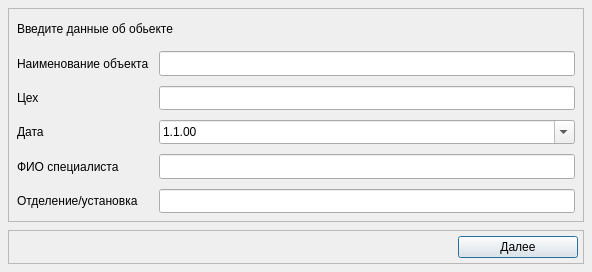
The window that Src/Gui/Setup/ObjectWindow.ui (Fiasik/MpiPlatform) describes before a commit, drawn with Qt 5.
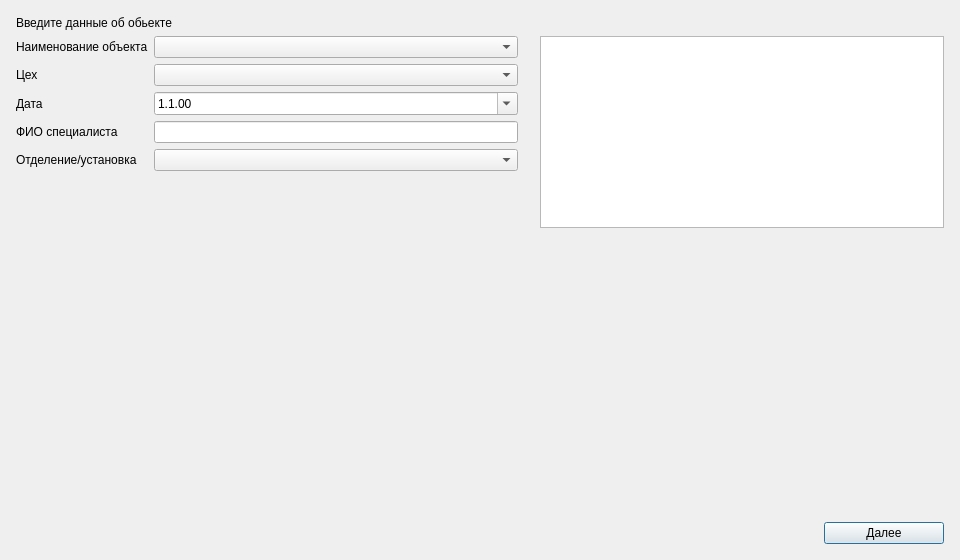
The same window after the commit. Custom widgets are drawn as their Qt base class.

```diff
--- a/Src/Gui/Setup/ObjectWindow.ui
+++ b/Src/Gui/Setup/ObjectWindow.ui
@@ -6,25 +6,19 @@
    <rect>
     <x>0</x>
     <y>0</y>
-    <width>592</width>
-    <height>272</height>
+    <width>960</width>
+    <height>560</height>
    </rect>
   </property>
-  <property name="sizePolicy">
-   <sizepolicy hsizetype="Maximum" vsizetype="Preferred">
-    <horstretch>0</horstretch>
-    <verstretch>0</verstretch>
-   </sizepolicy>
-  </property>
   <property name="windowTitle">
    <string>Информация об объекте</string>
   </property>
   <property name="styleSheet">
    <string notr="true"/>
   </property>
-  <layout class="QVBoxLayout" name="verticalLayout">
+  <layout class="QVBoxLayout" name="verticalLayout_2">
    <property name="spacing">
-    <number>8</number>
+    <number>6</number>
    </property>
    <property name="leftMargin">
     <number>8</number>
@@ -37,6 +31,24 @@
    </property>
    <property name="bottomMargin">
     <number>8</number>
+   </property>
+   <item>
+    <widget class="QWidget" name="widget" native="true">
+     <layout class="QHBoxLayout" name="horizontalLayout_2">
+      <property name="spacing">
+       <number>6</number>
+      </property>
+      <property name="leftMargin">
+       <number>0</number>
+      </property>
+      <property name="topMargin">
+       <number>0</number>
+      </property>
+      <property name="rightMargin">
+       <number>0</number>
+      </property>
+      <property name="bottomMargin">
+       <number>0</number>
    </property>
    <item>
     <widget class="QFrame" name="frame_object_Section">
@@ -44,7 +56,7 @@
       <string notr="true"/>
      </property>
      <property name="frameShape">
-      <enum>QFrame::Shape::StyledPanel</enum>
+         <enum>QFrame::Shape::NoFrame</enum>
      </property>
      <property name="frameShadow">
       <enum>QFrame::Shadow::Raised</enum>
@@ -63,19 +75,16 @@
        <number>8</number>
       </property>
       <property name="spacing">
-       <number>10</number>
-      </property>
-      <item row="6" column="0">
-       <widget class="QLabel" name="label_department">
+          <number>6</number>
+         </property>
+         <item row="6" column="1">
+          <widget class="Widgets::Combo::SearchableComboBox" name="comboBox_department">
         <property name="sizePolicy">
-         <sizepolicy hsizetype="Preferred" vsizetype="Preferred">
+            <sizepolicy hsizetype="Expanding" vsizetype="Preferred">
           <horstretch>0</horstretch>
           <verstretch>0</verstretch>
          </sizepolicy>
         </property>
-        <property name="text">
-         <string>Отделение/установка</string>
-        </property>
        </widget>
       </item>
       <item row="3" column="0">
@@ -91,85 +100,6 @@
         </property>
        </widget>
       </item>
-      <item row="4" column="0">
-       <widget class="QLabel" name="label_date">
-        <property name="sizePolicy">
-         <sizepolicy hsizetype="Preferred" vsizetype="Preferred">
-          <horstretch>0</horstretch>
-          <verstretch>0</verstretch>
-         </sizepolicy>
-        </property>
-        <property name="text">
-         <string>Дата</string>
-        </property>
-       </widget>
-      </item>
-      <item row="3" column="1">
-       <widget class="QLineEdit" name="lineEdit_manufactory">
-        <property name="sizePolicy">
-         <sizepolicy hsizetype="Expanding" vsizetype="Preferred">
-          <horstretch>0</horstretch>
-          <verstretch>0</verstretch>
-         </sizepolicy>
-        </property>
-       </widget>
-      </item>
-      <item row="1" column="1">
-       <widget class="QLineEdit" name="lineEdit_object">
-        <property name="sizePolicy">
-         <sizepolicy hsizetype="Expanding" vsizetype="Preferred">
-          <horstretch>0</horstretch>
-          <verstretch>0</verstretch>
-         </sizepolicy>
-        </property>
-       </widget>
-      </item>
-      <item row="5" column="1">
-       <widget class="QLineEdit" name="lineEdit_FIO">
-        <property name="sizePolicy">
-         <sizepolicy hsizetype="Expanding" vsizetype="Preferred">
-          <horstretch>0</horstretch>
-          <verstretch>0</verstretch>
-         </sizepolicy>
-        </property>
-       </widget>
-      </item>
-      <item row="6" column="1">
-       <widget class="QLineEdit" name="lineEdit_department">
-        <property name="sizePolicy">
-         <sizepolicy hsizetype="Expanding" vsizetype="Preferred">
-          <horstretch>0</horstretch>
-          <verstretch>0</verstretch>
-         </sizepolicy>
-        </property>
-       </widget>
-      </item>
-      <item row="5" column="0">
-       <widget class="QLabel" name="label_FIO">
-        <property name="sizePolicy">
-         <sizepolicy hsizetype="Preferred" vsizetype="Preferred">
-          <horstretch>0</horstretch>
-          <verstretch>0</verstretch>
-         </sizepolicy>
-        </property>
-        <property name="text">
-         <string>ФИО специалиста</string>
-        </property>
-       </widget>
-      </item>
-      <item row="1" column="0">
-       <widget class="QLabel" name="label_object">
-        <property name="sizePolicy">
-         <sizepolicy hsizetype="Preferred" vsizetype="Preferred">
-          <horstretch>0</horstretch>
-          <verstretch>0</verstretch>
-         </sizepolicy>
-        </property>
-        <property name="text">
-         <string>Наименование объекта</string>
-        </property>
-       </widget>
-      </item>
       <item row="4" column="1">
        <widget class="QDateEdit" name="dateEdit">
         <property name="sizePolicy">
@@ -197,7 +127,7 @@
           <second>0</second>
           <year>1752</year>
           <month>9</month>
-          <day>14</day>
+             <day>13</day>
          </datetime>
         </property>
         <property name="currentSection">
@@ -211,6 +141,39 @@
         </property>
        </widget>
       </item>
+         <item row="1" column="0">
+          <widget class="QLabel" name="label_object">
+           <property name="sizePolicy">
+            <sizepolicy hsizetype="Preferred" vsizetype="Preferred">
+             <horstretch>0</horstretch>
+             <verstretch>0</verstretch>
+            </sizepolicy>
+           </property>
+           <property name="text">
+            <string>Наименование объекта</string>
+           </property>
+          </widget>
+         </item>
+         <item row="1" column="1">
+          <widget class="Widgets::Combo::SearchableComboBox" name="comboBox_object">
+           <property name="sizePolicy">
+            <sizepolicy hsizetype="Expanding" vsizetype="Preferred">
+             <horstretch>0</horstretch>
+             <verstretch>0</verstretch>
+            </sizepolicy>
+           </property>
+          </widget>
+         </item>
+         <item row="3" column="1">
+          <widget class="Widgets::Combo::SearchableComboBox" name="comboBox_manufactory">
+           <property name="sizePolicy">
+            <sizepolicy hsizetype="Expanding" vsizetype="Preferred">
+             <horstretch>0</horstretch>
+             <verstretch>0</verstretch>
+            </sizepolicy>
+           </property>
+          </widget>
+         </item>
       <item row="0" column="0" colspan="2">
        <widget class="QLabel" name="label_objectInfo_Title">
         <property name="sizePolicy">
@@ -236,6 +199,221 @@
         </property>
        </widget>
       </item>
+         <item row="4" column="0">
+          <widget class="QLabel" name="label_date">
+           <property name="sizePolicy">
+            <sizepolicy hsizetype="Preferred" vsizetype="Preferred">
+             <horstretch>0</horstretch>
+             <verstretch>0</verstretch>
+            </sizepolicy>
+           </property>
+           <property name="text">
+            <string>Дата</string>
+           </property>
+          </widget>
+         </item>
+         <item row="5" column="1">
+          <widget class="QLineEdit" name="lineEdit_FIO">
+           <property name="sizePolicy">
+            <sizepolicy hsizetype="Expanding" vsizetype="Preferred">
+             <horstretch>0</horstretch>
+             <verstretch>0</verstretch>
+            </sizepolicy>
+           </property>
+          </widget>
+         </item>
+         <item row="6" column="0">
+          <widget class="QLabel" name="label_department">
+           <property name="sizePolicy">
+            <sizepolicy hsizetype="Preferred" vsizetype="Preferred">
+             <horstretch>0</horstretch>
+             <verstretch>0</verstretch>
+            </sizepolicy>
+           </property>
+           <property name="text">
+            <string>Отделение/установка</string>
+           </property>
+          </widget>
+         </item>
+         <item row="5" column="0">
+          <widget class="QLabel" name="label_FIO">
+           <property name="sizePolicy">
+            <sizepolicy hsizetype="Preferred" vsizetype="Preferred">
+             <horstretch>0</horstretch>
+             <verstretch>0</verstretch>
+            </sizepolicy>
+           </property>
+           <property name="text">
+            <string>ФИО специалиста</string>
+           </property>
+          </widget>
+         </item>
+         <item row="7" column="0">
+          <spacer name="verticalSpacer">
+           <property name="orientation">
+            <enum>Qt::Orientation::Vertical</enum>
+           </property>
+           <property name="sizeHint" stdset="0">
+            <size>
+             <width>20</width>
+             <height>40</height>
+            </size>
+           </property>
+          </spacer>
+         </item>
+        </layout>
+       </widget>
+      </item>
+      <item>
+       <widget class="QFrame" name="frame_history_Section">
+        <property name="minimumSize">
+         <size>
+          <width>320</width>
+          <height>0</height>
+         </size>
+        </property>
+        <property name="maximumSize">
+         <size>
+          <width>420</width>
+          <height>16777215</height>
+         </size>
+        </property>
+        <property name="frameShape">
+         <enum>QFrame::Shape::NoFrame</enum>
+        </property>
+        <layout class="QVBoxLayout" name="verticalLayout_history">
+         <property name="spacing">
+          <number>6</number>
+         </property>
+         <property name="leftMargin">
+          <number>8</number>
+         </property>
+         <property name="topMargin">
+          <number>8</number>
+         </property>
+         <property name="rightMargin">
+          <number>8</number>
+         </property>
+         <property name="bottomMargin">
+          <number>8</number>
+         </property>
+         <item>
+          <widget class="QLabel" name="label_history_Title">
+           <property name="sizePolicy">
+            <sizepolicy hsizetype="Preferred" vsizetype="Fixed">
+             <horstretch>0</horstretch>
+             <verstretch>0</verstretch>
+            </sizepolicy>
+           </property>
+           <property name="text">
+            <string/>
+           </property>
+           <property name="wordWrap">
+            <bool>true</bool>
+           </property>
+          </widget>
+         </item>
+         <item>
+          <widget class="QListWidget" name="listWidget_history">
+           <property name="sizePolicy">
+            <sizepolicy hsizetype="Preferred" vsizetype="Fixed">
+             <horstretch>0</horstretch>
+             <verstretch>0</verstretch>
+            </sizepolicy>
+           </property>
+           <property name="editTriggers">
+            <set>QAbstractItemView::EditTrigger::NoEditTriggers</set>
+           </property>
+          </widget>
+         </item>
+         <item>
+          <widget class="QLabel" name="label_card_Title">
+           <property name="sizePolicy">
+            <sizepolicy hsizetype="Preferred" vsizetype="Fixed">
+             <horstretch>0</horstretch>
+             <verstretch>0</verstretch>
+            </sizepolicy>
+           </property>
+           <property name="text">
+            <string/>
+           </property>
+           <property name="wordWrap">
+            <bool>true</bool>
+           </property>
+          </widget>
+         </item>
+         <item>
+          <widget class="QScrollArea" name="scrollArea_card">
+           <property name="frameShape">
+            <enum>QFrame::Shape::NoFrame</enum>
+           </property>
+           <property name="horizontalScrollBarPolicy">
+            <enum>Qt::ScrollBarPolicy::ScrollBarAlwaysOff</enum>
+           </property>
+           <property name="widgetResizable">
+            <bool>true</bool>
+           </property>
+           <widget class="QWidget" name="widget_cardBody">
+            <property name="geometry">
+             <rect>
+              <x>0</x>
+              <y>0</y>
+              <width>404</width>
+              <height>237</height>
+             </rect>
+            </property>
+            <layout class="QVBoxLayout" name="verticalLayout_cardBody">
+             <property name="leftMargin">
+              <number>0</number>
+             </property>
+             <property name="topMargin">
+              <number>0</number>
+             </property>
+             <property name="rightMargin">
+              <number>0</number>
+             </property>
+             <property name="bottomMargin">
+              <number>0</number>
+             </property>
+             <item>
+              <layout class="QFormLayout" name="formLayout_card">
+               <property name="fieldGrowthPolicy">
+                <enum>QFormLayout::FieldGrowthPolicy::AllNonFixedFieldsGrow</enum>
+               </property>
+               <property name="rowWrapPolicy">
+                <enum>QFormLayout::RowWrapPolicy::WrapLongRows</enum>
+               </property>
+               <property name="labelAlignment">
+                <set>Qt::AlignmentFlag::AlignLeading|Qt::AlignmentFlag::AlignLeft|Qt::AlignmentFlag::AlignTop</set>
+               </property>
+               <property name="horizontalSpacing">
+                <number>14</number>
+               </property>
+               <property name="verticalSpacing">
+                <number>6</number>
+               </property>
+              </layout>
+             </item>
+             <item>
+              <spacer name="verticalSpacer_card">
+               <property name="orientation">
+                <enum>Qt::Orientation::Vertical</enum>
+               </property>
+               <property name="sizeHint" stdset="0">
+                <size>
+                 <width>20</width>
+                 <height>40</height>
+                </size>
+               </property>
+              </spacer>
+             </item>
+            </layout>
+           </widget>
+          </widget>
+         </item>
+        </layout>
+       </widget>
+      </item>
      </layout>
     </widget>
    </item>
@@ -248,26 +426,26 @@
       </sizepolicy>
      </property>
      <property name="frameShape">
-      <enum>QFrame::Shape::StyledPanel</enum>
+      <enum>QFrame::Shape::NoFrame</enum>
      </property>
      <property name="frameShadow">
       <enum>QFrame::Shadow::Raised</enum>
      </property>
      <layout class="QHBoxLayout" name="horizontalLayout">
       <property name="spacing">
-       <number>10</number>
+       <number>6</number>
       </property>
       <property name="leftMargin">
-       <number>5</number>
+       <number>8</number>
       </property>
       <property name="topMargin">
-       <number>5</number>
+       <number>8</number>
       </property>
       <property name="rightMargin">
-       <number>5</number>
+       <number>8</number>
       </property>
       <property name="bottomMargin">
-       <number>5</number>
+       <number>8</number>
       </property>
       <item>
        <spacer name="horizontalSpacer_2">
@@ -306,6 +484,13 @@
    </item>
   </layout>
  </widget>
+ <customwidgets>
+  <customwidget>
+   <class>Widgets::Combo::SearchableComboBox</class>
+   <extends>QComboBox</extends>
+   <header>Widgets/Combo/SearchableComboBox.h</header>
+  </customwidget>
+ </customwidgets>
  <resources/>
  <connections/>
 </ui>
```
Lines whose indentation alone changed are shown as unchanged.
